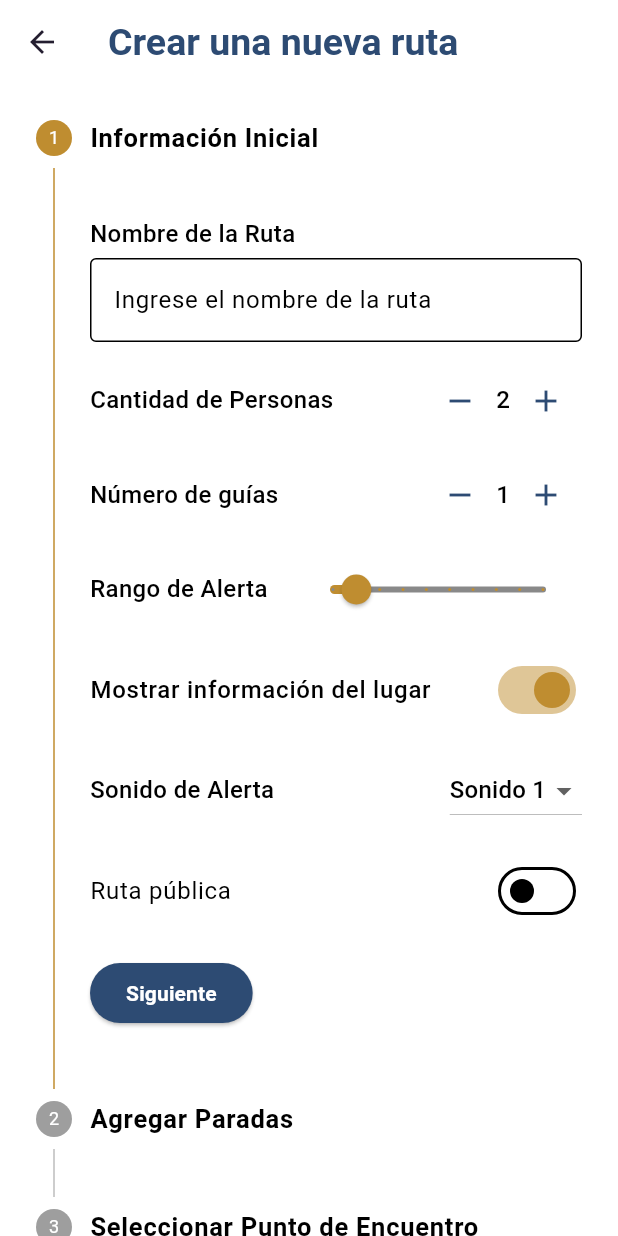
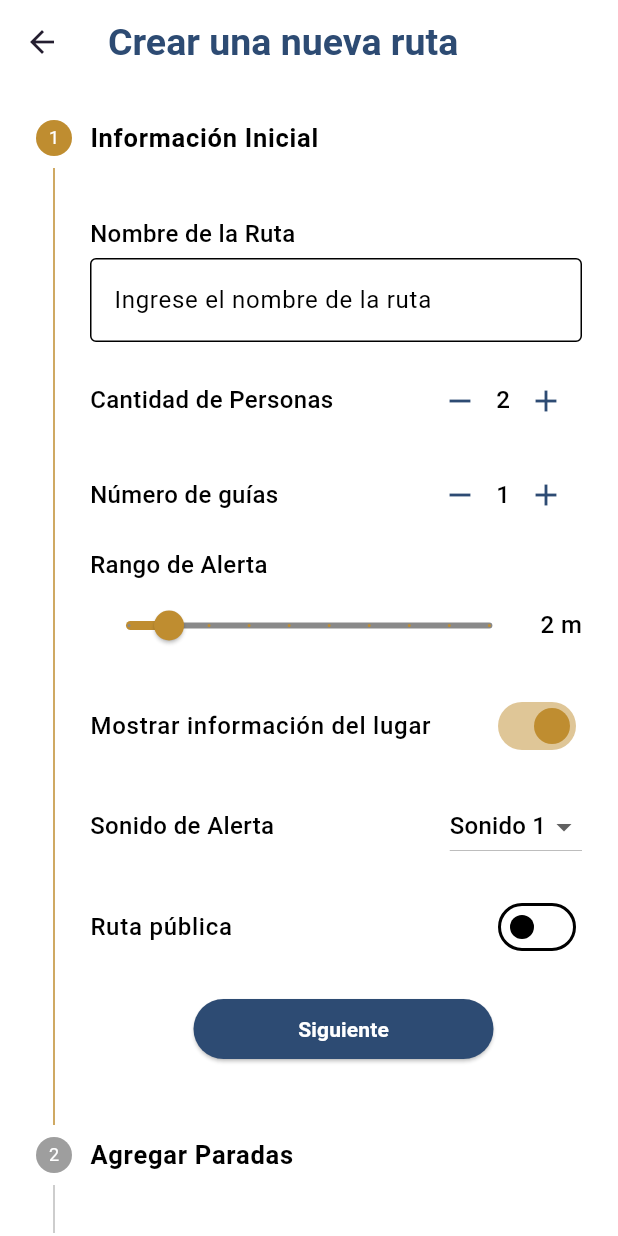
Before and after one commit to RobertoPatino1/T6_SoftEng2_Front, a Flutter app: the CreateRoute screen opened by its route, after a tap on "Mostrar información del lugar", on a phone screen of 412 x 824 dp. Run offline on Flutter 3.47's test engine with Material 3 defaults, Android fonts, the phone set to English and light mode, and no system bars; our stand-ins replace flutter_dotenv, flutter_map, flutter_modular, flutter_riverpod, geocoding, geolocator and 1 more; missing offline and left inert: password_strength_checker.

Commit message:
Added more styles on route creation

```diff
--- a/share_your_route_front/lib/core/utils/stepper/route_step1.dart
+++ b/share_your_route_front/lib/core/utils/stepper/route_step1.dart
@@ -1,7 +1,7 @@
 import 'package:flutter/material.dart';
 import 'package:share_your_route_front/core/widgets/create_route_widgets.dart';
 
-class RouteStep1 extends StatelessWidget {
+class RouteStep1 extends StatefulWidget {
   final String routeName;
   final int numberOfPeople;
   final int numberOfGuides;
@@ -36,42 +36,78 @@ class RouteStep1 extends StatelessWidget {
   });
 
   @override
+  _RouteStep1State createState() => _RouteStep1State();
+}
+
+class _RouteStep1State extends State<RouteStep1> {
+  late double currentRangeAlert;
+
+  @override
+  void initState() {
+    super.initState();
+    currentRangeAlert = widget.rangeAlert;
+  }
+
+  @override
   Widget build(BuildContext context) {
-    return Column(
+    return SingleChildScrollView(
+      child: Column(
         crossAxisAlignment: CrossAxisAlignment.start,
         children: [
           const SizedBox(height: 20),
-        buildRouteNameField(routeName, onRouteNameChanged),
+          buildRouteNameField(widget.routeName, widget.onRouteNameChanged),
           const SizedBox(height: 15),
-        buildLabeledControl('Cantidad de Personas',
-            buildNumberChanger(numberOfPeople, onNumberOfPeopleChanged)),
+          buildLabeledControl(
+              'Cantidad de Personas',
+              buildNumberChanger(
+                  widget.numberOfPeople, widget.onNumberOfPeopleChanged)),
           const SizedBox(height: 15),
-        buildLabeledControl('Número de guías',
-            buildNumberChanger(numberOfGuides, onNumberOfGuidesChanged)),
+          buildLabeledControl(
+              'Número de guías',
+              buildNumberChanger(
+                  widget.numberOfGuides, widget.onNumberOfGuidesChanged)),
           const SizedBox(height: 15),
-        buildLabeledControl('Rango de Alerta',
-            buildRangeSlider(rangeAlert, onRangeAlertChanged)),
+          const Text('Rango de Alerta', style: labelTextStyle),
+          const SizedBox(height: 8),
+          Row(
+            children: [
+              Expanded(
+                child: buildRangeSlider(currentRangeAlert, (value) {
+                  setState(() {
+                    currentRangeAlert = value;
+                  });
+                  widget.onRangeAlertChanged(value);
+                }),
+              ),
+              const SizedBox(width: 8),
+              Text('${currentRangeAlert.round()} m', style: labelTextStyle),
+            ],
+          ),
           const SizedBox(height: 15),
           SwitchListTile(
             contentPadding: EdgeInsets.zero,
             title: const Text('Mostrar información del lugar',
                 style: labelTextStyle),
-          value: showPlaceInfo,
-          onChanged: onShowPlaceInfoChanged,
+            value: widget.showPlaceInfo,
+            onChanged: widget.onShowPlaceInfoChanged,
             activeColor: const Color.fromRGBO(191, 141, 48, 1),
           ),
           const SizedBox(height: 15),
-        buildLabeledControl(
-            'Sonido de Alerta', buildDropdown(alertSound, onAlertSoundChanged)),
+          buildLabeledControl('Sonido de Alerta',
+              buildDropdown(widget.alertSound, widget.onAlertSoundChanged)),
           const SizedBox(height: 15),
           SwitchListTile(
             contentPadding: EdgeInsets.zero,
-          title: const Text('Ruta pública'),
-          value: publicRoute,
-          onChanged: onPublicRouteChanged,
+            title: const Text(
+              'Ruta pública',
+              style: labelTextStyle,
+            ),
+            value: widget.publicRoute,
+            onChanged: widget.onPublicRouteChanged,
             activeColor: const Color.fromRGBO(191, 141, 48, 1),
           ),
         ],
+      ),
     );
   }
 }
--- a/share_your_route_front/lib/core/utils/stepper/route_step2.dart
+++ b/share_your_route_front/lib/core/utils/stepper/route_step2.dart
@@ -63,7 +63,7 @@ class _RouteStep2State extends State<RouteStep2> {
               }
             },
             style: ElevatedButton.styleFrom(
-              backgroundColor: const Color.fromRGBO(45, 75, 115, 1),
+              backgroundColor: const Color.fromRGBO(191, 141, 48, 1),
             ),
             child: const Text(
               'Agregar Paradas',
@@ -75,7 +75,7 @@ class _RouteStep2State extends State<RouteStep2> {
           )
         else
           Column(
-            crossAxisAlignment: CrossAxisAlignment.start,
+            mainAxisAlignment: MainAxisAlignment.center,
             children: [
               const Text('Paradas', style: titlelabelTextStyle),
               ListView.builder(
@@ -85,7 +85,8 @@ class _RouteStep2State extends State<RouteStep2> {
                   final stop = stops[index];
                   return ListTile(
                     title: Text(
-                      '${stop['time'].format(context)} - ${stop['name']}',
+                      // ignore: avoid_dynamic_calls
+                      '${stop['name']} - ${stop['time'].format(context)}',
                     ),
                     subtitle: Text(
                       'Ubicación: ${stop['location'].latitude}, ${stop['location'].longitude}',
@@ -112,7 +113,7 @@ class _RouteStep2State extends State<RouteStep2> {
                   }
                 },
                 style: ElevatedButton.styleFrom(
-                  backgroundColor: const Color.fromRGBO(45, 75, 115, 1),
+                  backgroundColor: const Color.fromRGBO(191, 141, 48, 1),
                 ),
                 child: const Text(
                   'Agregar otra Parada',
--- a/share_your_route_front/lib/core/utils/stepper/route_step3.dart
+++ b/share_your_route_front/lib/core/utils/stepper/route_step3.dart
@@ -51,7 +51,7 @@ class _RouteStep2State extends State<RouteStep3> {
             }
           },
           style: ElevatedButton.styleFrom(
-            backgroundColor: const Color.fromRGBO(45, 75, 115, 1),
+            backgroundColor: const Color.fromRGBO(191, 141, 48, 1),
           ),
           child: const Text(
             'Seleccionar en el mapa',
--- a/share_your_route_front/lib/modules/route_creation/presenters/create_route.dart
+++ b/share_your_route_front/lib/modules/route_creation/presenters/create_route.dart
@@ -32,13 +32,15 @@ class _CreateRouteState extends State<CreateRoute> {
       appBar: AppBar(
         backgroundColor: Colors.white,
         title: const Text(
+          "Crear una nueva ruta",
           textAlign: TextAlign.left,
           style: TextStyle(
             fontSize: 25.0,
             color: Color.fromRGBO(45, 75, 115, 1),
             fontWeight: FontWeight.bold,
-                height: 1),
-            "Crear una nueva ruta"),
+            height: 1,
+          ),
+        ),
       ),
       body: Theme(
         data: ThemeData(
@@ -78,10 +80,47 @@ class _CreateRouteState extends State<CreateRoute> {
             return Padding(
               padding: const EdgeInsets.only(
                 top: 16.0,
-              ), // Añade espacio arriba de los botones
+              ),
               child: Row(
+                mainAxisAlignment: MainAxisAlignment.center,
                 children: <Widget>[
-                  ElevatedButton(
+                  if (!isFirstStep)
+                    Expanded(
+                      child: ElevatedButton(
+                        onPressed: details.onStepCancel,
+                        style: ElevatedButton.styleFrom(
+                          backgroundColor: const Color.fromRGBO(45, 75, 115, 1),
+                        ),
+                        child: const Text(
+                          'Atrás',
+                          style: TextStyle(
+                            color: Colors.white,
+                            fontWeight: FontWeight.w700,
+                          ),
+                        ),
+                      ),
+                    ),
+                  const SizedBox(width: 10),
+                  if (isFirstStep)
+                    SizedBox(
+                      width: 200,
+                      child: ElevatedButton(
+                        onPressed: details.onStepContinue,
+                        style: ElevatedButton.styleFrom(
+                          backgroundColor: const Color.fromRGBO(45, 75, 115, 1),
+                        ),
+                        child: const Text(
+                          'Siguiente',
+                          style: TextStyle(
+                            color: Colors.white,
+                            fontWeight: FontWeight.w700,
+                          ),
+                        ),
+                      ),
+                    )
+                  else
+                    Expanded(
+                      child: ElevatedButton(
                         onPressed: details.onStepContinue,
                         style: ElevatedButton.styleFrom(
                           backgroundColor: const Color.fromRGBO(45, 75, 115, 1),
@@ -94,21 +133,7 @@ class _CreateRouteState extends State<CreateRoute> {
                           ),
                         ),
                       ),
-                  const SizedBox(width: 10), // Añade espacio entre los botones
-                  if (!isFirstStep)
-                    ElevatedButton(
-                      onPressed: details.onStepCancel,
-                      style: ElevatedButton.styleFrom(
-                        backgroundColor: const Color.fromRGBO(45, 75, 115, 1),
-                      ),
-                      child: const Text(
-                        'Atrás',
-                        style: TextStyle(
-                          color: Colors.white,
-                          fontWeight: FontWeight.w700,
-                        ),
-                      ),
-                    ),
+                    )
                 ],
               ),
             );
```
Lines whose indentation alone changed are shown as unchanged.
